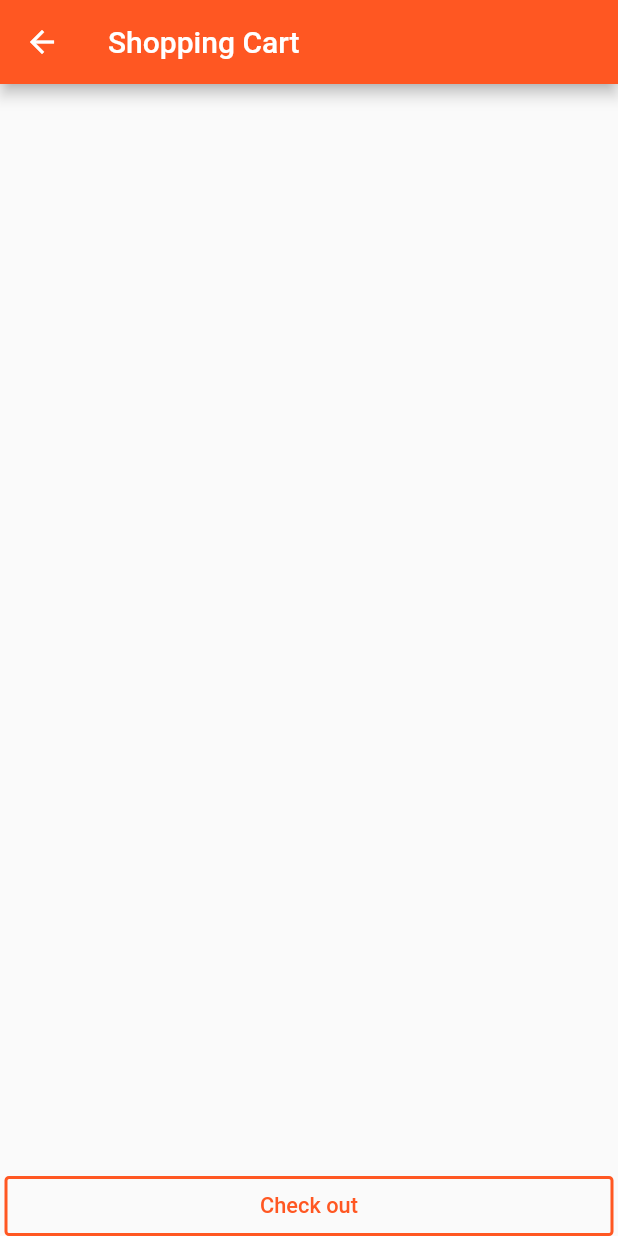
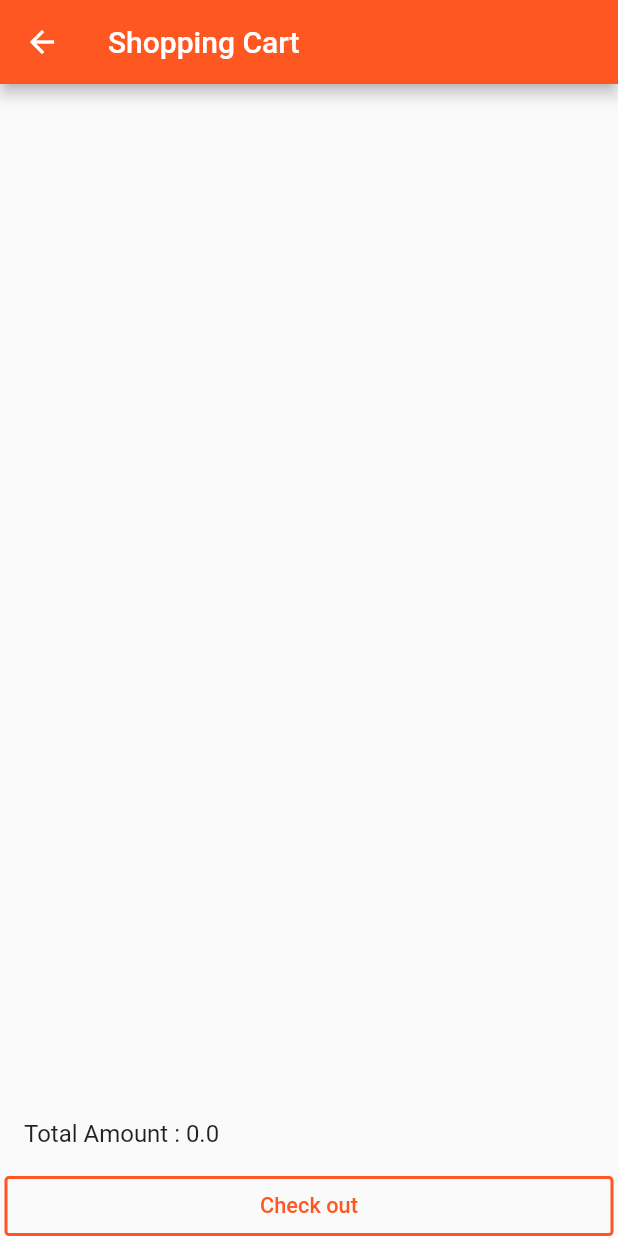
Before and after one commit to MAHakeem-MK/shop_q, a Flutter app: the ShopDetails screen opened directly, after a tap on the "shopping cart" icon, on a phone screen of 412 x 824 dp. Run offline on Flutter 3.47's test engine with Material 2 defaults, Android fonts, the light colour scheme and no system bars; our stand-ins replace getflutter, google_fonts.

Commit message:
design update.

```diff
--- a/lib/pages/ShopDetails.dart
+++ b/lib/pages/ShopDetails.dart
@@ -43,7 +43,7 @@ class _ShopDetailsState extends State<ShopDetails> {
             Padding(
               padding: EdgeInsets.all(8.0),
               child: SearchFormField(
-                hint: "Search Store",
+                hint: "Search Product",
               ),
             ),
             Expanded(
@@ -57,9 +57,9 @@ class _ShopDetailsState extends State<ShopDetails> {
                           ),
                           title: Text(Orders.inventory[position].name),
                           subtitle:
-                              Text(Orders.inventory[position].MRP.toString()),
+                              Text('MRP : ${Orders.inventory[position].MRP.toString()}'),
                           trailing: IconButton(
-                              icon: Icon(Icons.add_shopping_cart),
+                              icon: Icon(Icons.add_shopping_cart,color: Colors.blue,),
                               onPressed: () {
                                 setState(() {
                                   _cartCount++;
--- a/lib/pages/cart.dart
+++ b/lib/pages/cart.dart
@@ -20,6 +20,8 @@ class Cart extends StatefulWidget {
 class _CartState extends State<Cart> {
   @override
   Widget build(BuildContext context) {
+    double total = 0;
+    Orders.carted.forEach((element) {total += element.MRP;});
     return Scaffold(
         appBar: AppBar(
           title: Text('Shopping Cart'),
@@ -37,7 +39,7 @@ class _CartState extends State<Cart> {
                       ),
                       title: Text(Orders.carted[position].name),
                       subtitle:
-                      Text(Orders.carted[position].MRP.toString()),
+                      Text('MRP : ${Orders.carted[position].MRP.toString()}'),
                     ),
                     separatorBuilder: (context, position) => Divider(
                       color: Theme.of(context).accentColor,
@@ -45,6 +47,7 @@ class _CartState extends State<Cart> {
                     itemCount: Orders.carted.length),
               ),
             ),
+            ListTile(title: Text('Total Amount : $total'),),
             Padding(
               padding: const EdgeInsets.symmetric(horizontal: 3.0),
               child: GFButton(
```
